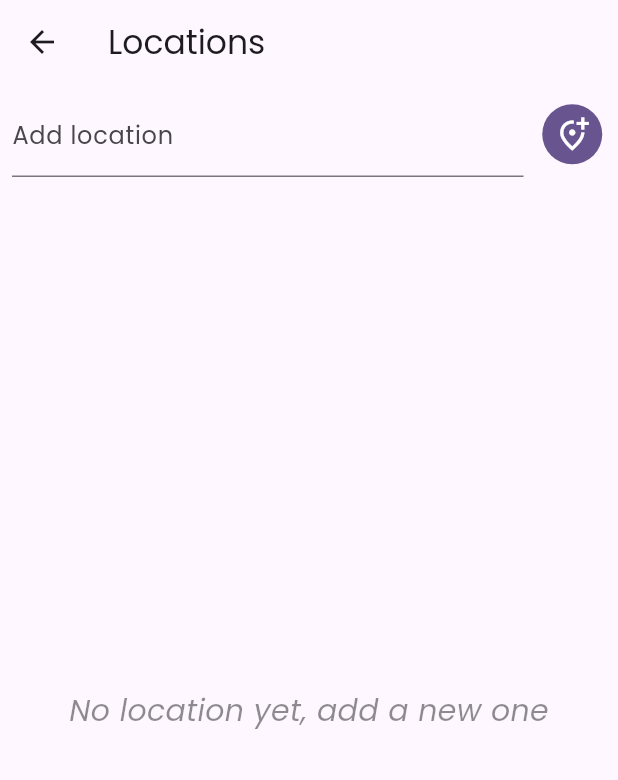
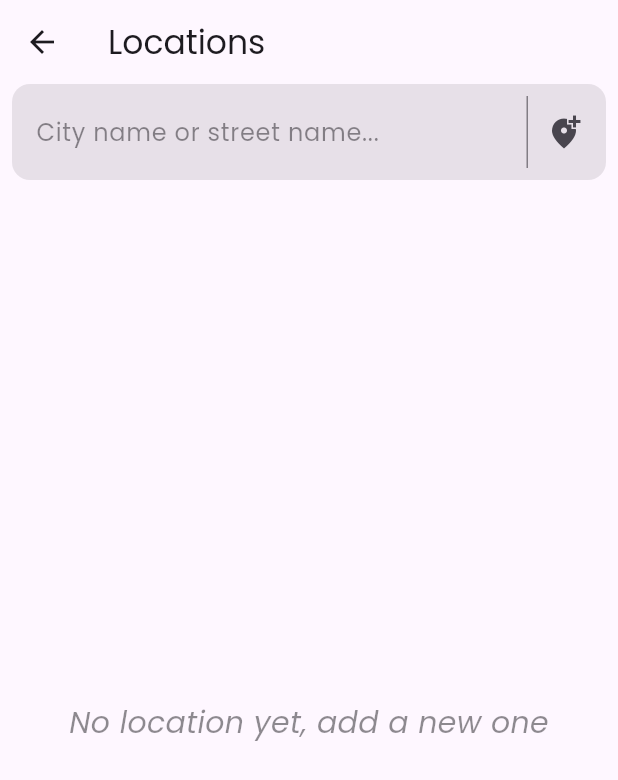
Before and after one commit to pasdeveloper/top_weather, a Flutter app: the Locations screen opened directly, on a phone screen of 412 x 824 dp. Shown: the top 780 px of the screen. Run offline on Flutter 3.47's test engine with Material 3 defaults, Android fonts, the phone set to English and light mode, and no system bars; our stand-ins replace bloc, equatable, fl_chart, flutter_bloc, flutter_svg, google_fonts and 1 more; project files that could hold a hidden picture were left out.

Commit message:
ui changes to search location and day forecast card

```diff
--- a/lib/screens/homepage.dart
+++ b/lib/screens/homepage.dart
@@ -257,7 +257,7 @@ Widget _todayTabContent(Forecast forecast) => Builder(builder: (context) {
             if (forecast.hourlyForecast != null)
               ForecastCard(
                 title: 'Rain chance',
-                iconData: Icons.thunderstorm,
+                iconData: Icons.thunderstorm_outlined,
                 child: SizedBox(
                   height: 180,
                   child: RainChanceScrollableColumn(
@@ -270,7 +270,7 @@ Widget _todayTabContent(Forecast forecast) => Builder(builder: (context) {
                     ? Expanded(
                         child: ForecastCard(
                           title: 'Sunrise',
-                          iconData: Icons.wb_twilight,
+                          iconData: Icons.wb_sunny,
                           sideIcon: true,
                           child: Text(
                             timeFormatter.format(forecast.sunrise!),
@@ -284,7 +284,7 @@ Widget _todayTabContent(Forecast forecast) => Builder(builder: (context) {
                     ? Expanded(
                         child: ForecastCard(
                           title: 'Sunset',
-                          iconData: Icons.nights_stay,
+                          iconData: Icons.wb_twilight,
                           sideIcon: true,
                           child: Text(
                             timeFormatter.format(forecast.sunset!),
--- a/lib/widgets/add_location_widget.dart
+++ b/lib/widgets/add_location_widget.dart
@@ -28,8 +28,35 @@ class _AddLocationWidgetState extends State<AddLocationWidget> {
             child: TextFormField(
               style: TextStyle(color: colorScheme.onSurface),
               decoration: InputDecoration(
-                  labelText: 'Add location',
-                  hintText: 'Search for city name or street name...',
+                  filled: true,
+                  border: OutlineInputBorder(
+                    borderSide: BorderSide.none,
+                    borderRadius: BorderRadius.circular(12),
+                  ),
+                  suffixIcon: Container(
+                    decoration: BoxDecoration(
+                      border: Border(
+                        left: BorderSide(
+                          width: 1,
+                          color: colorScheme.onSurface.withOpacity(.5),
+                        ),
+                      ),
+                    ),
+                    margin:
+                        const EdgeInsets.symmetric(vertical: 8, horizontal: 4),
+                    child: searchLoading
+                        ? Container(
+                            padding: const EdgeInsets.all(8),
+                            width: 48,
+                            height: 48,
+                            child: const CircularProgressIndicator.adaptive(),
+                          )
+                        : IconButton(
+                            onPressed: _submitLocation,
+                            icon: const Icon(Icons.add_location_alt),
+                          ),
+                  ),
+                  hintText: 'City name or street name...',
                   hintStyle:
                       TextStyle(color: colorScheme.onSurface.withOpacity(.5))),
               textInputAction: TextInputAction.search,
@@ -38,21 +65,21 @@ class _AddLocationWidgetState extends State<AddLocationWidget> {
               onSaved: (value) => _searchLocation(value!),
             ),
           ),
-          const SizedBox(
-            width: 10,
-          ),
-          SizedBox(
-            width: 45,
-            height: 55,
-            child: Center(
-              child: searchLoading
-                  ? const CircularProgressIndicator.adaptive()
-                  : IconButton.filled(
-                      onPressed: _submitLocation,
-                      icon: const Icon(Icons.add_location_alt_outlined),
-                    ),
-            ),
-          ),
+          // const SizedBox(
+          //   width: 10,
+          // ),
+          // SizedBox(
+          //   width: 45,
+          //   height: 55,
+          //   child: Center(
+          //     child: searchLoading
+          //         ? const CircularProgressIndicator.adaptive()
+          //         : IconButton.filled(
+          //             onPressed: _submitLocation,
+          //             icon: const Icon(Icons.add_location_alt),
+          //           ),
+          //   ),
+          // ),
         ],
       ),
     );
--- a/lib/widgets/forecast_persistent_header_delegate.dart
+++ b/lib/widgets/forecast_persistent_header_delegate.dart
@@ -145,6 +145,7 @@ class ForecastPersistentHeaderDelegate extends SliverPersistentHeaderDelegate {
         crossAxisAlignment: CrossAxisAlignment.end,
         children: [
           Column(
+            crossAxisAlignment: CrossAxisAlignment.start,
             children: [
               Text(
                 '${forecast.nowTemperature}°',
```
Also changed, not shown: lib/screens/locations.dart (+52 -15 lines), lib/widgets/day_forecast_expandable_card.dart (+14 -1 lines).
